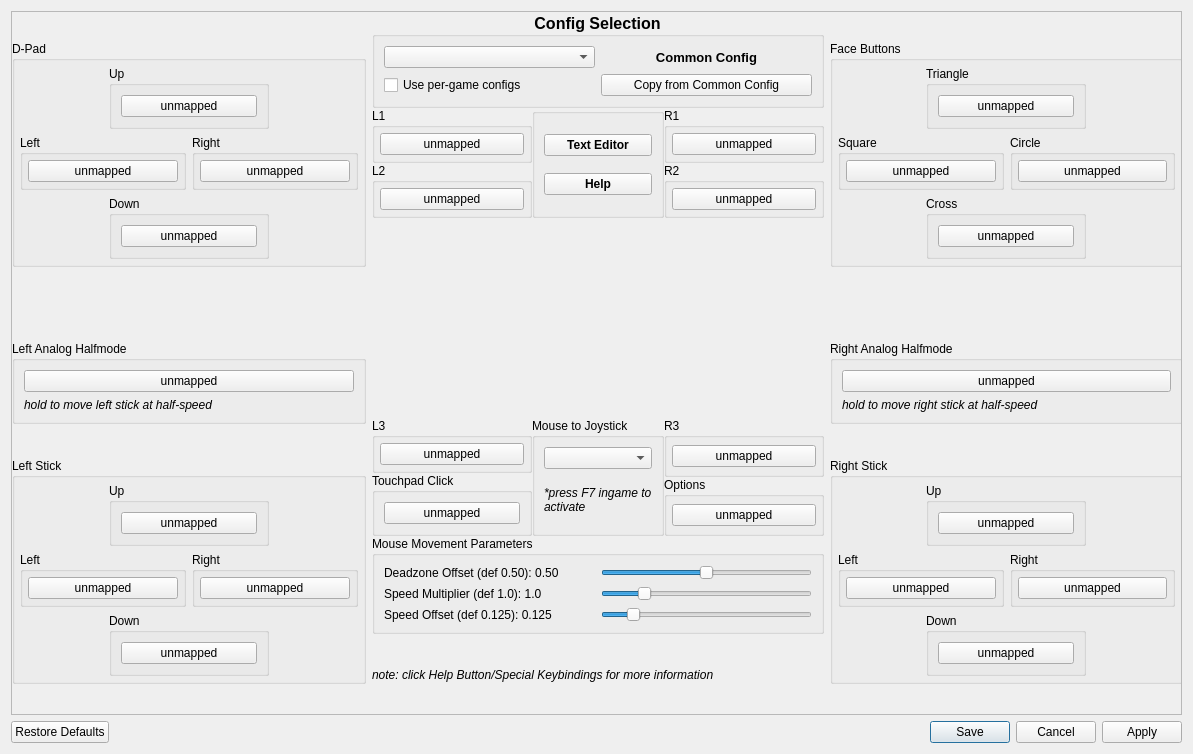
This is settings/kbm_gui.ui in rainmakerv3/BB_Launcher as Qt 5 draws it before an edit. The edited form follows.
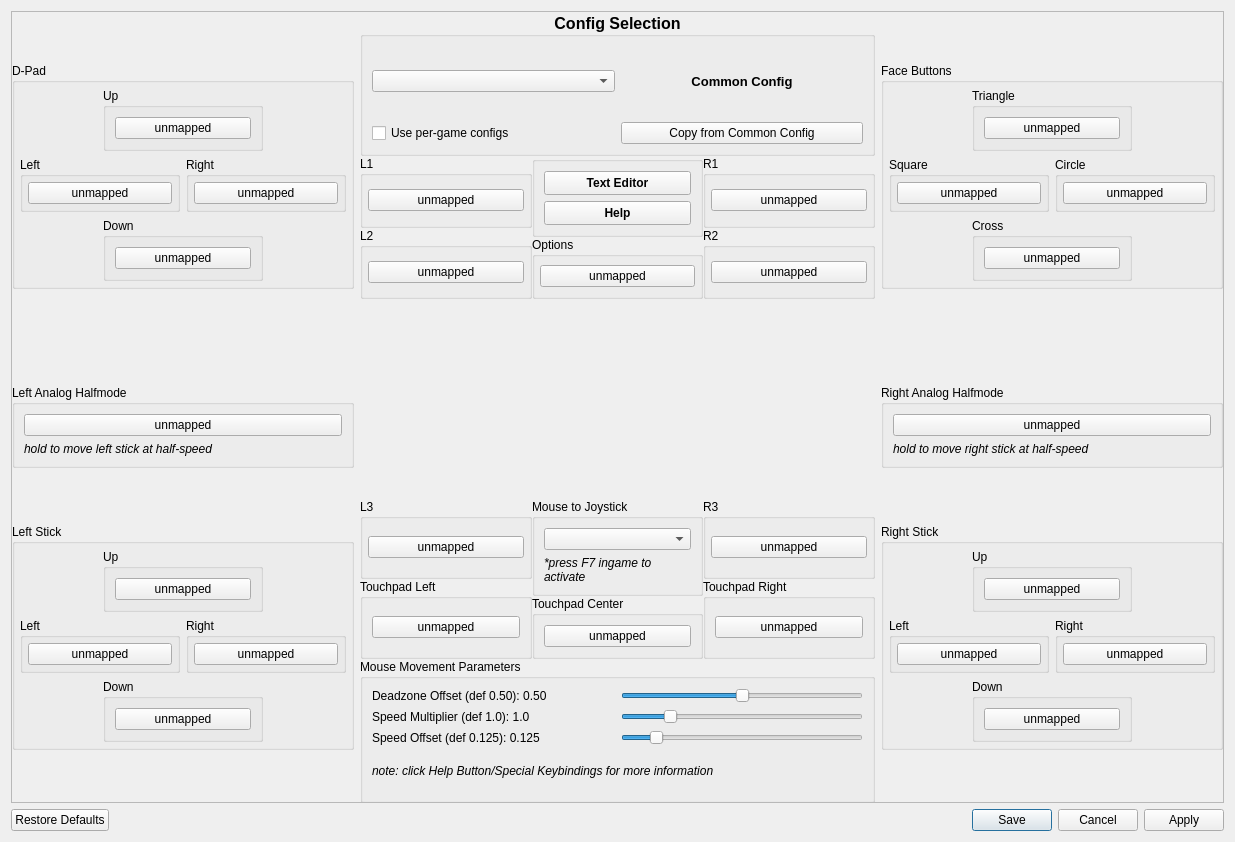
This is the edited form. Icons and pictures are not drawn.

What changed in the file:
```diff
--- a/settings/kbm_gui.ui
+++ b/settings/kbm_gui.ui
@@ -9,10 +9,16 @@
    <rect>
     <x>0</x>
     <y>0</y>
-    <width>1193</width>
-    <height>754</height>
+    <width>1235</width>
+    <height>842</height>
    </rect>
   </property>
+  <property name="sizePolicy">
+   <sizepolicy hsizetype="Fixed" vsizetype="Fixed">
+    <horstretch>0</horstretch>
+    <verstretch>0</verstretch>
+   </sizepolicy>
+  </property>
   <property name="focusPolicy">
    <enum>Qt::FocusPolicy::StrongFocus</enum>
   </property>
@@ -36,8 +42,8 @@
        <rect>
         <x>0</x>
         <y>0</y>
-        <width>1173</width>
-        <height>704</height>
+        <width>1215</width>
+        <height>792</height>
        </rect>
       </property>
       <widget class="QWidget" name="layoutWidget">
@@ -45,8 +51,8 @@
         <rect>
          <x>0</x>
          <y>0</y>
-         <width>1171</width>
-         <height>703</height>
+         <width>1211</width>
+         <height>791</height>
         </rect>
        </property>
        <layout class="QHBoxLayout" name="RemapLayout">
@@ -61,7 +67,7 @@
              <bool>true</bool>
             </property>
             <property name="sizePolicy">
-             <sizepolicy hsizetype="Preferred" vsizetype="Fixed">
+             <sizepolicy hsizetype="Fixed" vsizetype="Fixed">
               <horstretch>0</horstretch>
               <verstretch>0</verstretch>
              </sizepolicy>
@@ -147,6 +153,12 @@
               <layout class="QHBoxLayout" name="layout_dpad_left_right">
                <item>
                 <widget class="QGroupBox" name="gb_dpad_left">
+                 <property name="minimumSize">
+                  <size>
+                   <width>160</width>
+                   <height>0</height>
+                  </size>
+                 </property>
                  <property name="title">
                   <string>Left</string>
                  </property>
@@ -178,6 +190,12 @@
                </item>
                <item>
                 <widget class="QGroupBox" name="gb_dpad_right">
+                 <property name="minimumSize">
+                  <size>
+                   <width>160</width>
+                   <height>0</height>
+                  </size>
+                 </property>
                  <property name="title">
                   <string>Right</string>
                  </property>
@@ -280,11 +298,17 @@
           <item>
            <widget class="QGroupBox" name="LeftStickDeadZoneGB">
             <property name="sizePolicy">
-             <sizepolicy hsizetype="Preferred" vsizetype="Fixed">
+             <sizepolicy hsizetype="Fixed" vsizetype="Fixed">
               <horstretch>0</horstretch>
               <verstretch>0</verstretch>
              </sizepolicy>
             </property>
+            <property name="maximumSize">
+             <size>
+              <width>344</width>
+              <height>16777215</height>
+             </size>
+            </property>
             <property name="title">
              <string>Left Analog Halfmode</string>
             </property>
@@ -317,7 +341,7 @@
           <item>
            <widget class="QGroupBox" name="gb_left_stick">
             <property name="sizePolicy">
-             <sizepolicy hsizetype="Preferred" vsizetype="Fixed">
+             <sizepolicy hsizetype="Fixed" vsizetype="Fixed">
               <horstretch>0</horstretch>
               <verstretch>0</verstretch>
              </sizepolicy>
@@ -403,6 +427,12 @@
               <layout class="QHBoxLayout" name="layout_left_stick_left_right">
                <item>
                 <widget class="QGroupBox" name="gb_left_stick_left">
+                 <property name="minimumSize">
+                  <size>
+                   <width>160</width>
+                   <height>0</height>
+                  </size>
+                 </property>
                  <property name="title">
                   <string>Left</string>
                  </property>
@@ -434,6 +464,12 @@
                </item>
                <item>
                 <widget class="QGroupBox" name="gb_left_stick_right">
+                 <property name="minimumSize">
+                  <size>
+                   <width>160</width>
+                   <height>0</height>
+                  </size>
+                 </property>
                  <property name="maximumSize">
                   <size>
                    <width>179</width>
@@ -526,18 +562,24 @@
          </layout>
         </item>
         <item>
-         <layout class="QVBoxLayout" name="verticalLayout_middle" stretch="0,0,0,0,0,0">
+         <layout class="QVBoxLayout" name="verticalLayout_middle" stretch="0,0,0,0,0">
           <property name="spacing">
            <number>0</number>
           </property>
           <item>
            <widget class="QGroupBox" name="ProfileGroupBox">
             <property name="sizePolicy">
-             <sizepolicy hsizetype="Preferred" vsizetype="Preferred">
+             <sizepolicy hsizetype="Expanding" vsizetype="Preferred">
               <horstretch>0</horstretch>
               <verstretch>0</verstretch>
              </sizepolicy>
             </property>
+            <property name="minimumSize">
+             <size>
+              <width>0</width>
+              <height>0</height>
+             </size>
+            </property>
             <property name="font">
              <font>
               <pointsize>12</pointsize>
@@ -650,6 +692,18 @@
              <layout class="QVBoxLayout" name="layout_l1_l2">
               <item>
                <widget class="QGroupBox" name="gb_l1">
+                <property name="sizePolicy">
+                 <sizepolicy hsizetype="Expanding" vsizetype="Preferred">
+                  <horstretch>0</horstretch>
+                  <verstretch>0</verstretch>
+                 </sizepolicy>
+                </property>
+                <property name="minimumSize">
+                 <size>
+                  <width>160</width>
+                  <height>0</height>
+                 </size>
+                </property>
                 <property name="title">
                  <string>L1</string>
                 </property>
@@ -668,6 +722,12 @@
                  </property>
                  <item>
                   <widget class="QPushButton" name="L1Button">
+                   <property name="sizePolicy">
+                    <sizepolicy hsizetype="Preferred" vsizetype="Fixed">
+                     <horstretch>0</horstretch>
+                     <verstretch>0</verstretch>
+                    </sizepolicy>
+                   </property>
                    <property name="focusPolicy">
                     <enum>Qt::FocusPolicy::NoFocus</enum>
                    </property>
@@ -681,6 +741,12 @@
               </item>
               <item>
                <widget class="QGroupBox" name="gb_l2">
+                <property name="sizePolicy">
+                 <sizepolicy hsizetype="Expanding" vsizetype="Preferred">
+                  <horstretch>0</horstretch>
+                  <verstretch>0</verstretch>
+                 </sizepolicy>
+                </property>
                 <property name="minimumSize">
                  <size>
                   <width>160</width>
@@ -705,6 +771,12 @@
                  </property>
                  <item>
                   <widget class="QPushButton" name="L2Button">
+                   <property name="sizePolicy">
+                    <sizepolicy hsizetype="Preferred" vsizetype="Fixed">
+                     <horstretch>0</horstretch>
+                     <verstretch>0</verstretch>
+                    </sizepolicy>
+                   </property>
                    <property name="focusPolicy">
                     <enum>Qt::FocusPolicy::NoFocus</enum>
                    </property>
@@ -719,9 +791,21 @@
              </layout>
             </item>
             <item>
-             <layout class="QVBoxLayout" name="layout_system_buttons" stretch="0">
+             <layout class="QVBoxLayout" name="layout_system_buttons" stretch="0,0">
               <item>
                <widget class="QGroupBox" name="groupBox_4">
+                <property name="sizePolicy">
+                 <sizepolicy hsizetype="Expanding" vsizetype="Preferred">
+                  <horstretch>0</horstretch>
+                  <verstretch>0</verstretch>
+                 </sizepolicy>
+                </property>
+                <property name="minimumSize">
+                 <size>
+                  <width>0</width>
+                  <height>0</height>
+                 </size>
+                </property>
                 <property name="font">
                  <font>
                   <bold>true</bold>
@@ -733,6 +817,18 @@
                 <layout class="QVBoxLayout" name="verticalLayout_20">
                  <item>
                   <widget class="QPushButton" name="TextEditorButton">
+                   <property name="sizePolicy">
+                    <sizepolicy hsizetype="Preferred" vsizetype="Fixed">
+                     <horstretch>0</horstretch>
+                     <verstretch>0</verstretch>
+                    </sizepolicy>
+                   </property>
+                   <property name="minimumSize">
+                    <size>
+                     <width>0</width>
+                     <height>24</height>
+                    </size>
+                   </property>
                    <property name="focusPolicy">
                     <enum>Qt::FocusPolicy::NoFocus</enum>
                    </property>
@@ -743,6 +839,18 @@
                  </item>
                  <item>
                   <widget class="QPushButton" name="HelpButton">
+                   <property name="sizePolicy">
+                    <sizepolicy hsizetype="Preferred" vsizetype="Fixed">
+                     <horstretch>0</horstretch>
+                     <verstretch>0</verstretch>
+                    </sizepolicy>
+                   </property>
+                   <property name="minimumSize">
+                    <size>
+                     <width>0</width>
+                     <height>24</height>
+                    </size>
+                   </property>
                    <property name="focusPolicy">
                     <enum>Qt::FocusPolicy::NoFocus</enum>
                    </property>
@@ -754,12 +862,67 @@
                 </layout>
                </widget>
               </item>
+              <item>
+               <widget class="QGroupBox" name="gb_options">
+                <property name="sizePolicy">
+                 <sizepolicy hsizetype="Expanding" vsizetype="Preferred">
+                  <horstretch>0</horstretch>
+                  <verstretch>0</verstretch>
+                 </sizepolicy>
+                </property>
+                <property name="minimumSize">
+                 <size>
+                  <width>160</width>
+                  <height>0</height>
+                 </size>
+                </property>
+                <property name="title">
+                 <string>Options</string>
+                </property>
+                <layout class="QVBoxLayout" name="gb_start_layout">
+                 <property name="leftMargin">
+                  <number>5</number>
+                 </property>
+                 <property name="topMargin">
+                  <number>5</number>
+                 </property>
+                 <property name="rightMargin">
+                  <number>5</number>
+                 </property>
+                 <property name="bottomMargin">
+                  <number>5</number>
+                 </property>
+                 <item>
+                  <widget class="QPushButton" name="OptionsButton">
+                   <property name="sizePolicy">
+                    <sizepolicy hsizetype="Preferred" vsizetype="Fixed">
+                     <horstretch>0</horstretch>
+                     <verstretch>0</verstretch>
+                    </sizepolicy>
+                   </property>
+                   <property name="focusPolicy">
+                    <enum>Qt::FocusPolicy::NoFocus</enum>
+                   </property>
+                   <property name="text">
+                    <string>unmapped</string>
+                   </property>
+                  </widget>
+                 </item>
+                </layout>
+               </widget>
+              </item>
              </layout>
             </item>
             <item>
              <layout class="QVBoxLayout" name="layout_r1_r2">
               <item>
                <widget class="QGroupBox" name="gb_r1">
+                <property name="sizePolicy">
+                 <sizepolicy hsizetype="Expanding" vsizetype="Preferred">
+                  <horstretch>0</horstretch>
+                  <verstretch>0</verstretch>
+                 </sizepolicy>
+                </property>
                 <property name="minimumSize">
                  <size>
                   <width>160</width>
@@ -784,6 +947,12 @@
                  </property>
                  <item>
                   <widget class="QPushButton" name="R1Button">
+                   <property name="sizePolicy">
+                    <sizepolicy hsizetype="Preferred" vsizetype="Fixed">
+                     <horstretch>0</horstretch>
+                     <verstretch>0</verstretch>
+                    </sizepolicy>
+                   </property>
                    <property name="focusPolicy">
                     <enum>Qt::FocusPolicy::NoFocus</enum>
                    </property>
@@ -797,6 +966,18 @@
               </item>
               <item>
                <widget class="QGroupBox" name="gb_r2">
+                <property name="sizePolicy">
+                 <sizepolicy hsizetype="Expanding" vsizetype="Preferred">
+                  <horstretch>0</horstretch>
+                  <verstretch>0</verstretch>
+                 </sizepolicy>
+                </property>
+                <property name="minimumSize">
+                 <size>
+                  <width>160</width>
+                  <height>0</height>
+                 </size>
+                </property>
                 <property name="title">
                  <string>R2</string>
                 </property>
@@ -815,6 +996,12 @@
                  </property>
                  <item>
                   <widget class="QPushButton" name="R2Button">
+                   <property name="sizePolicy">
+                    <sizepolicy hsizetype="Preferred" vsizetype="Fixed">
+                     <horstretch>0</horstretch>
+                     <verstretch>0</verstretch>
+                    </sizepolicy>
+                   </property>
                    <property name="focusPolicy">
                     <enum>Qt::FocusPolicy::NoFocus</enum>
                    </property>
@@ -855,8 +1042,8 @@
               <widget class="QLabel" name="l_controller">
                <property name="maximumSize">
                 <size>
-                 <width>420</width>
-                 <height>200</height>
+                 <width>424</width>
+                 <height>250</height>
                 </size>
                </property>
                <property name="pixmap">
@@ -885,6 +1072,12 @@
              <layout class="QVBoxLayout" name="verticalLayout_4">
               <item>
                <widget class="QGroupBox" name="gb_l3">
+                <property name="sizePolicy">
+                 <sizepolicy hsizetype="Expanding" vsizetype="Preferred">
+                  <horstretch>0</horstretch>
+                  <verstretch>0</verstretch>
+                 </sizepolicy>
+                </property>
                 <property name="minimumSize">
                  <size>
                   <width>160</width>
@@ -909,6 +1102,12 @@
                  </property>
                  <item>
                   <widget class="QPushButton" name="L3Button">
+                   <property name="sizePolicy">
+                    <sizepolicy hsizetype="Preferred" vsizetype="Fixed">
+                     <horstretch>0</horstretch>
+                     <verstretch>0</verstretch>
+                    </sizepolicy>
+                   </property>
                    <property name="focusPolicy">
                     <enum>Qt::FocusPolicy::NoFocus</enum>
                    </property>
@@ -923,14 +1122,11 @@
               <item>
                <widget class="QGroupBox" name="gb_touchpad">
                 <property name="title">
-                 <string>Touchpad Click</string>
+                 <string>Touchpad Left</string>
                 </property>
-                <layout class="QVBoxLayout" name="verticalLayout_9">
+                <layout class="QVBoxLayout" name="verticalLayout_17">
                  <item>
-                  <widget class="QPushButton" name="TouchpadButton">
-                   <property name="focusPolicy">
-                    <enum>Qt::FocusPolicy::NoFocus</enum>
-                   </property>
+                  <widget class="QPushButton" name="TouchpadLeftButton">
                    <property name="text">
                     <string>unmapped</string>
                    </property>
@@ -945,6 +1141,18 @@
              <layout class="QVBoxLayout" name="verticalLayout_21">
               <item>
                <widget class="QGroupBox" name="groupBox_5">
+                <property name="sizePolicy">
+                 <sizepolicy hsizetype="Expanding" vsizetype="Preferred">
+                  <horstretch>0</horstretch>
+                  <verstretch>0</verstretch>
+                 </sizepolicy>
+                </property>
+                <property name="minimumSize">
+                 <size>
+                  <width>0</width>
+                  <height>0</height>
+                 </size>
+                </property>
                 <property name="title">
                  <string>Mouse to Joystick</string>
                 </property>
@@ -974,12 +1182,34 @@
                 </layout>
                </widget>
               </item>
+              <item>
+               <widget class="QGroupBox" name="gb_touchpadcenter">
+                <property name="title">
+                 <string>Touchpad Center</string>
+                </property>
+                <layout class="QVBoxLayout" name="verticalLayout_11">
+                 <item>
+                  <widget class="QPushButton" name="TouchpadCenterButton">
+                   <property name="text">
+                    <string>unmapped</string>
+                   </property>
+                  </widget>
+                 </item>
+                </layout>
+               </widget>
+              </item>
              </layout>
             </item>
             <item>
              <layout class="QVBoxLayout" name="verticalLayout_12">
               <item>
                <widget class="QGroupBox" name="gb_r3">
+                <property name="sizePolicy">
+                 <sizepolicy hsizetype="Expanding" vsizetype="Preferred">
+                  <horstretch>0</horstretch>
+                  <verstretch>0</verstretch>
+                 </sizepolicy>
+                </property>
                 <property name="minimumSize">
                  <size>
                   <width>160</width>
@@ -1004,6 +1234,12 @@
                  </property>
                  <item>
                   <widget class="QPushButton" name="R3Button">
+                   <property name="sizePolicy">
+                    <sizepolicy hsizetype="Preferred" vsizetype="Fixed">
+                     <horstretch>0</horstretch>
+                     <verstretch>0</verstretch>
+                    </sizepolicy>
+                   </property>
                    <property name="focusPolicy">
                     <enum>Qt::FocusPolicy::NoFocus</enum>
                    </property>
@@ -1016,31 +1252,31 @@
                </widget>
               </item>
               <item>
-               <widget class="QGroupBox" name="gb_options">
+               <widget class="QGroupBox" name="gb_touchpadright">
+                <property name="sizePolicy">
+                 <sizepolicy hsizetype="Expanding" vsizetype="Preferred">
+                  <horstretch>0</horstretch>
+                  <verstretch>0</verstretch>
+                 </sizepolicy>
+                </property>
                 <property name="minimumSize">
                  <size>
-                  <width>145</width>
+                  <width>160</width>
                   <height>0</height>
                  </size>
                 </property>
                 <property name="title">
-                 <string>Options</string>
+                 <string>Touchpad Right</string>
                 </property>
-                <layout class="QVBoxLayout" name="gb_start_layout">
-                 <property name="leftMargin">
-                  <number>5</number>
-                 </property>
-                 <property name="topMargin">
-                  <number>5</number>
-                 </property>
-                 <property name="rightMargin">
-                  <number>5</number>
-                 </property>
-                 <property name="bottomMargin">
-                  <number>5</number>
-                 </property>
+                <layout class="QVBoxLayout" name="verticalLayout_9">
                  <item>
-                  <widget class="QPushButton" name="OptionsButton">
+                  <widget class="QPushButton" name="TouchpadRightButton">
+                   <property name="sizePolicy">
+                    <sizepolicy hsizetype="Preferred" vsizetype="Fixed">
+                     <horstretch>0</horstretch>
+                     <verstretch>0</verstretch>
+                    </sizepolicy>
+                   </property>
                    <property name="focusPolicy">
                     <enum>Qt::FocusPolicy::NoFocus</enum>
                    </property>
@@ -1062,6 +1298,12 @@
              <layout class="QVBoxLayout" name="verticalLayout_14">
               <item>
                <widget class="QGroupBox" name="MouseParamsBox">
+                <property name="sizePolicy">
+                 <sizepolicy hsizetype="Expanding" vsizetype="Preferred">
+                  <horstretch>0</horstretch>
+                  <verstretch>0</verstretch>
+                 </sizepolicy>
+                </property>
                 <property name="font">
                  <font>
                   <bold>false</bold>
@@ -1194,6 +1436,25 @@
                    </item>
                   </layout>
                  </item>
+                 <item>
+                  <widget class="QLabel" name="MoreInfoLabel">
+                   <property name="sizePolicy">
+                    <sizepolicy hsizetype="Expanding" vsizetype="Minimum">
+                     <horstretch>0</horstretch>
+                     <verstretch>0</verstretch>
+                    </sizepolicy>
+                   </property>
+                   <property name="font">
+                    <font>
+                     <italic>true</italic>
+                     <bold>false</bold>
+                    </font>
+                   </property>
+                   <property name="text">
+                    <string>note: click Help Button/Special Keybindings for more information</string>
+                   </property>
+                  </widget>
+                 </item>
                 </layout>
                </widget>
               </item>
@@ -1201,19 +1462,6 @@
             </item>
            </layout>
           </item>
-          <item>
-           <widget class="QLabel" name="MoreInfoLabel">
-            <property name="font">
-             <font>
-              <italic>true</italic>
-              <bold>false</bold>
-             </font>
-            </property>
-            <property name="text">
-             <string>note: click Help Button/Special Keybindings for more information</string>
-            </property>
-           </widget>
-          </item>
          </layout>
         </item>
         <item>
@@ -1224,7 +1472,7 @@
           <item>
            <widget class="QGroupBox" name="gb_face_buttons">
             <property name="sizePolicy">
-             <sizepolicy hsizetype="Preferred" vsizetype="Fixed">
+             <sizepolicy hsizetype="Fixed" vsizetype="Fixed">
               <horstretch>0</horstretch>
               <verstretch>0</verstretch>
              </sizepolicy>
@@ -1304,6 +1552,12 @@
               <layout class="QHBoxLayout" name="layout_square_circle">
                <item>
                 <widget class="QGroupBox" name="gb_square">
+                 <property name="minimumSize">
+                  <size>
+                   <width>160</width>
+                   <height>0</height>
+                  </size>
+                 </property>
                  <property name="title">
                   <string>Square</string>
                  </property>
@@ -1335,6 +1589,12 @@
                </item>
                <item>
                 <widget class="QGroupBox" name="gb_circle">
+                 <property name="minimumSize">
+                  <size>
+                   <width>160</width>
+                   <height>0</height>
+                  </size>
+                 </property>
                  <property name="title">
                   <string>Circle</string>
                  </property>
@@ -1442,6 +1702,12 @@
               <verstretch>0</verstretch>
              </sizepolicy>
             </property>
+            <property name="maximumSize">
+             <size>
+              <width>344</width>
+              <height>16777215</height>
+             </size>
+            </property>
             <property name="title">
              <string>Right Analog Halfmode</string>
             </property>
@@ -1474,7 +1740,7 @@
           <item>
            <widget class="QGroupBox" name="gb_right_stick">
             <property name="sizePolicy">
-             <sizepolicy hsizetype="Preferred" vsizetype="Fixed">
+             <sizepolicy hsizetype="Fixed" vsizetype="Fixed">
               <horstretch>0</horstretch>
               <verstretch>0</verstretch>
              </sizepolicy>
@@ -1566,6 +1832,12 @@
               <layout class="QHBoxLayout" name="layout_right_stick_left_right">
                <item>
                 <widget class="QGroupBox" name="gb_right_stick_left">
+                 <property name="minimumSize">
+                  <size>
+                   <width>160</width>
+                   <height>0</height>
+                  </size>
+                 </property>
                  <property name="title">
                   <string>Left</string>
                  </property>
@@ -1597,6 +1869,12 @@
                </item>
                <item>
                 <widget class="QGroupBox" name="gb_right_stick_right">
+                 <property name="minimumSize">
+                  <size>
+                   <width>160</width>
+                   <height>0</height>
+                  </size>
+                 </property>
                  <property name="title">
                   <string>Right</string>
                  </property>
```
Left out of the diff: 8 changed lines with no effect on the pictures.
